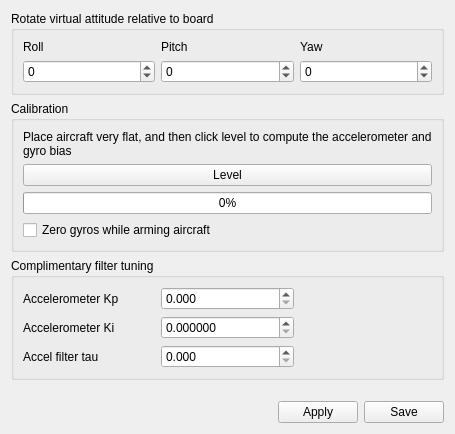
Qt form ground/openpilotgcs/src/plugins/config/ccattitude.ui (TauLabs/TauLabs) before a commit.
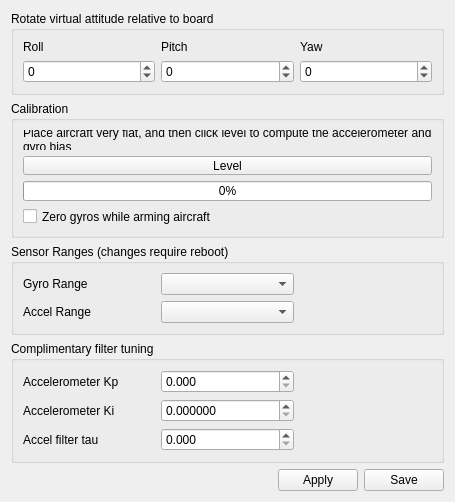
The same form after that commit. Icons and pictures are not drawn.

Commit message: GCS: Add the sensor ranges to the UI

```diff
--- a/ground/openpilotgcs/src/plugins/config/ccattitude.ui
+++ b/ground/openpilotgcs/src/plugins/config/ccattitude.ui
@@ -7,13 +7,26 @@
     <x>0</x>
     <y>0</y>
     <width>455</width>
-    <height>434</height>
+    <height>469</height>
    </rect>
   </property>
   <property name="windowTitle">
    <string>Form</string>
   </property>
   <layout class="QGridLayout" name="gridLayout_2">
+   <item row="4" column="0">
+    <spacer name="verticalSpacer_2">
+     <property name="orientation">
+      <enum>Qt::Vertical</enum>
+     </property>
+     <property name="sizeHint" stdset="0">
+      <size>
+       <width>20</width>
+       <height>40</height>
+      </size>
+     </property>
+    </spacer>
+   </item>
    <item row="0" column="0">
     <widget class="QGroupBox" name="groupBox">
      <property name="title">
@@ -131,20 +144,7 @@
      </layout>
     </widget>
    </item>
-   <item row="3" column="0">
-    <spacer name="verticalSpacer_2">
-     <property name="orientation">
-      <enum>Qt::Vertical</enum>
-     </property>
-     <property name="sizeHint" stdset="0">
-      <size>
-       <width>20</width>
-       <height>40</height>
-      </size>
-     </property>
-    </spacer>
-   </item>
-   <item row="4" column="0">
+   <item row="5" column="0">
     <layout class="QHBoxLayout" name="horizontalLayout_2">
      <item>
       <spacer name="horizontalSpacer">
@@ -210,7 +210,7 @@
      </item>
     </layout>
    </item>
-   <item row="2" column="0">
+   <item row="3" column="0">
     <widget class="QGroupBox" name="groupBox_3">
      <property name="sizePolicy">
       <sizepolicy hsizetype="Minimum" vsizetype="Preferred">
@@ -222,14 +222,14 @@
       <string>Complimentary filter tuning</string>
      </property>
      <layout class="QGridLayout" name="gridLayout_3">
-      <item row="1" column="0">
+      <item row="2" column="0">
        <widget class="QLabel" name="label_6">
         <property name="text">
          <string>Accelerometer Ki</string>
         </property>
        </widget>
       </item>
-      <item row="1" column="1">
+      <item row="2" column="1">
        <widget class="QDoubleSpinBox" name="AccelKi">
         <property name="sizePolicy">
          <sizepolicy hsizetype="Minimum" vsizetype="Fixed">
@@ -248,7 +248,7 @@
         </property>
        </widget>
       </item>
-      <item row="0" column="1">
+      <item row="1" column="1">
        <widget class="QDoubleSpinBox" name="AccelKp">
         <property name="sizePolicy">
          <sizepolicy hsizetype="Minimum" vsizetype="Fixed">
@@ -267,28 +267,28 @@
         </property>
        </widget>
       </item>
-      <item row="0" column="0">
+      <item row="1" column="0">
        <widget class="QLabel" name="label_5">
         <property name="text">
          <string>Accelerometer Kp</string>
         </property>
        </widget>
       </item>
-      <item row="1" column="2">
+      <item row="2" column="2">
        <widget class="QLabel" name="horizontalSpacerLabel">
         <property name="text">
          <string/>
         </property>
        </widget>
       </item>
-      <item row="2" column="0">
+      <item row="3" column="0">
        <widget class="QLabel" name="label_7">
         <property name="text">
          <string>Accel filter tau</string>
         </property>
        </widget>
       </item>
-      <item row="2" column="1">
+      <item row="3" column="1">
        <widget class="QDoubleSpinBox" name="AccelTau">
         <property name="decimals">
          <number>3</number>
@@ -298,6 +298,56 @@
      </layout>
     </widget>
    </item>
+   <item row="2" column="0">
+    <widget class="QGroupBox" name="groupBox_4">
+     <property name="title">
+      <string>Sensor Ranges (changes require reboot)</string>
+     </property>
+     <layout class="QGridLayout" name="gridLayout_4">
+      <item row="1" column="1">
+       <widget class="QComboBox" name="accelRange">
+        <property name="objrelation" stdset="0">
+         <stringlist>
+          <string>objname:AttitudeSetting</string>
+          <string>fieldname:AccelRange</string>
+         </stringlist>
+        </property>
+       </widget>
+      </item>
+      <item row="0" column="0">
+       <widget class="QLabel" name="label_8">
+        <property name="text">
+         <string>Gyro Range</string>
+        </property>
+       </widget>
+      </item>
+      <item row="1" column="0">
+       <widget class="QLabel" name="label_9">
+        <property name="text">
+         <string>Accel Range</string>
+        </property>
+       </widget>
+      </item>
+      <item row="0" column="1">
+       <widget class="QComboBox" name="gyroRange">
+        <property name="objrelation" stdset="0">
+         <stringlist>
+          <string>objname:AttitudeSettings</string>
+          <string>fieldname:GyroRange</string>
+         </stringlist>
+        </property>
+       </widget>
+      </item>
+      <item row="0" column="2">
+       <widget class="QLabel" name="horizontalSpacerLabel_2">
+        <property name="text">
+         <string/>
+        </property>
+       </widget>
+      </item>
+     </layout>
+    </widget>
+   </item>
   </layout>
  </widget>
  <resources>
```
The commit also changes 1 other file.
